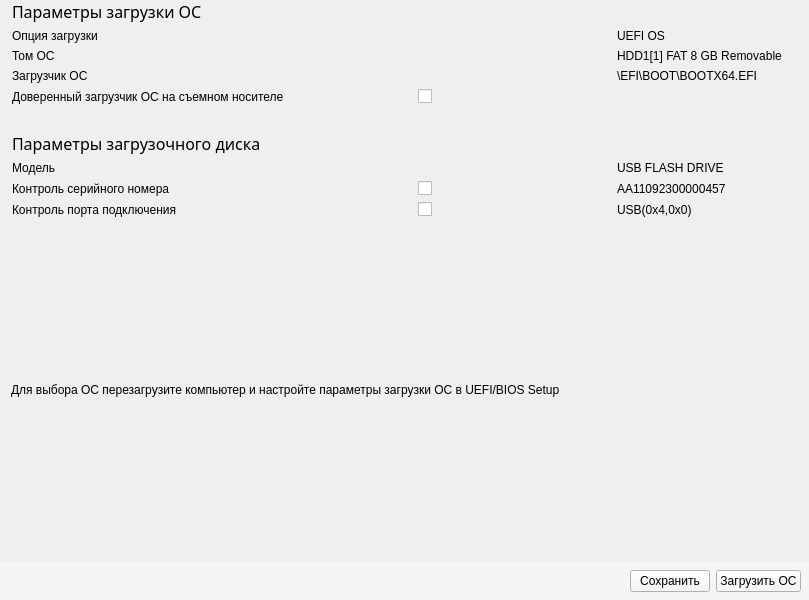
The window that panels/SysLoadPanel.ui (m6v/sobol) describes before a commit, drawn with Qt 5.
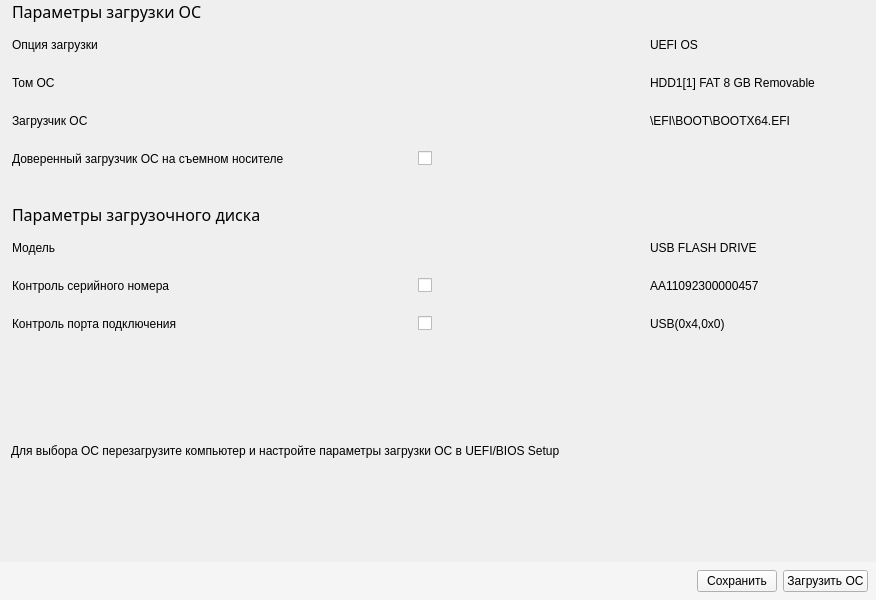
The same window after the commit. Custom widgets are drawn as their Qt base class.

Commit message: Set uniform rows height

Diff of the .ui file:
```diff
--- a/panels/SysLoadPanel.ui
+++ b/panels/SysLoadPanel.ui
@@ -6,7 +6,7 @@
    <rect>
     <x>0</x>
     <y>0</y>
-    <width>809</width>
+    <width>876</width>
     <height>600</height>
    </rect>
   </property>
@@ -55,7 +55,7 @@
        <property name="minimumSize">
         <size>
          <width>400</width>
-         <height>0</height>
+         <height>32</height>
         </size>
        </property>
        <property name="text">
@@ -123,7 +123,7 @@
        <property name="minimumSize">
         <size>
          <width>400</width>
-         <height>0</height>
+         <height>32</height>
         </size>
        </property>
        <property name="text">
@@ -140,6 +140,12 @@
      </item>
      <item row="2" column="0">
       <widget class="QLabel" name="sys_loader_label">
+       <property name="minimumSize">
+        <size>
+         <width>0</width>
+         <height>32</height>
+        </size>
+       </property>
        <property name="text">
         <string>Загрузчик ОС</string>
        </property>
@@ -147,6 +153,12 @@
      </item>
      <item row="1" column="0">
       <widget class="QLabel" name="sys_volume_label">
+       <property name="minimumSize">
+        <size>
+         <width>0</width>
+         <height>32</height>
+        </size>
+       </property>
        <property name="text">
         <string>Том ОС</string>
        </property>
@@ -154,6 +166,12 @@
      </item>
      <item row="5" column="0">
       <widget class="QLabel" name="disk_model_label">
+       <property name="minimumSize">
+        <size>
+         <width>0</width>
+         <height>32</height>
+        </size>
+       </property>
        <property name="text">
         <string>Модель</string>
        </property>
@@ -168,6 +186,12 @@
      </item>
      <item row="0" column="0">
       <widget class="QLabel" name="load_option_label">
+       <property name="minimumSize">
+        <size>
+         <width>0</width>
+         <height>32</height>
+        </size>
+       </property>
        <property name="text">
         <string>Опция загрузки</string>
        </property>
@@ -189,6 +213,12 @@
      </item>
      <item row="6" column="0">
       <widget class="QLabel" name="serial_ctl_label">
+       <property name="minimumSize">
+        <size>
+         <width>0</width>
+         <height>32</height>
+        </size>
+       </property>
        <property name="text">
         <string>Контроль серийного номера</string>
        </property>
```
The commit also changes 8 other files.
